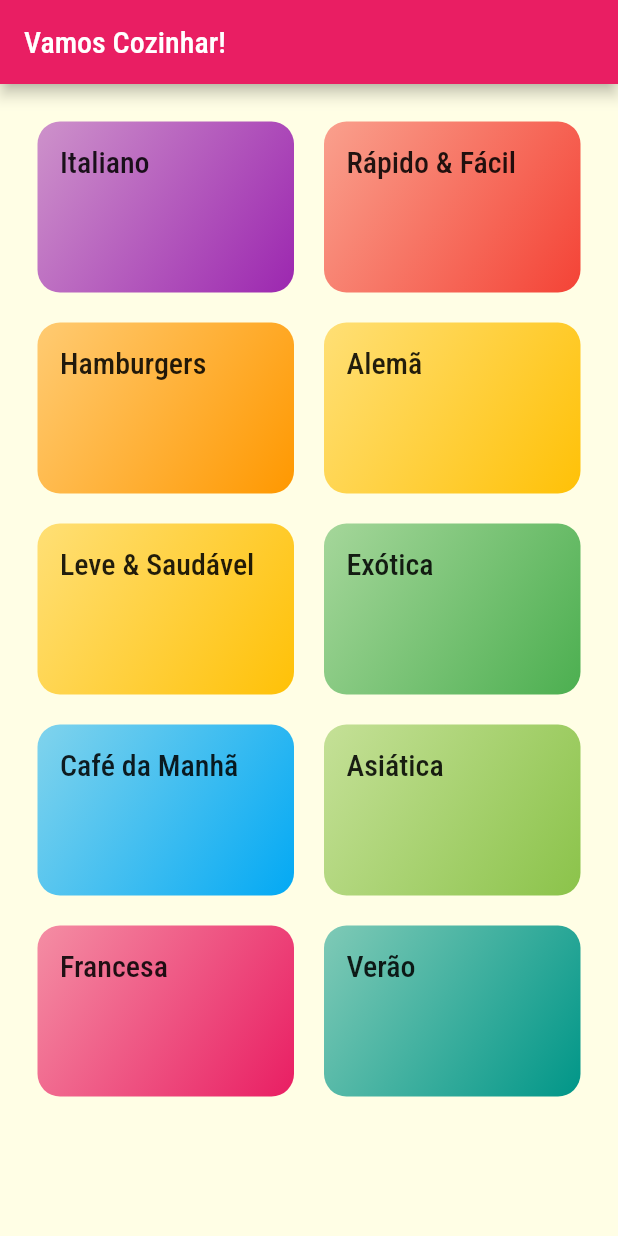
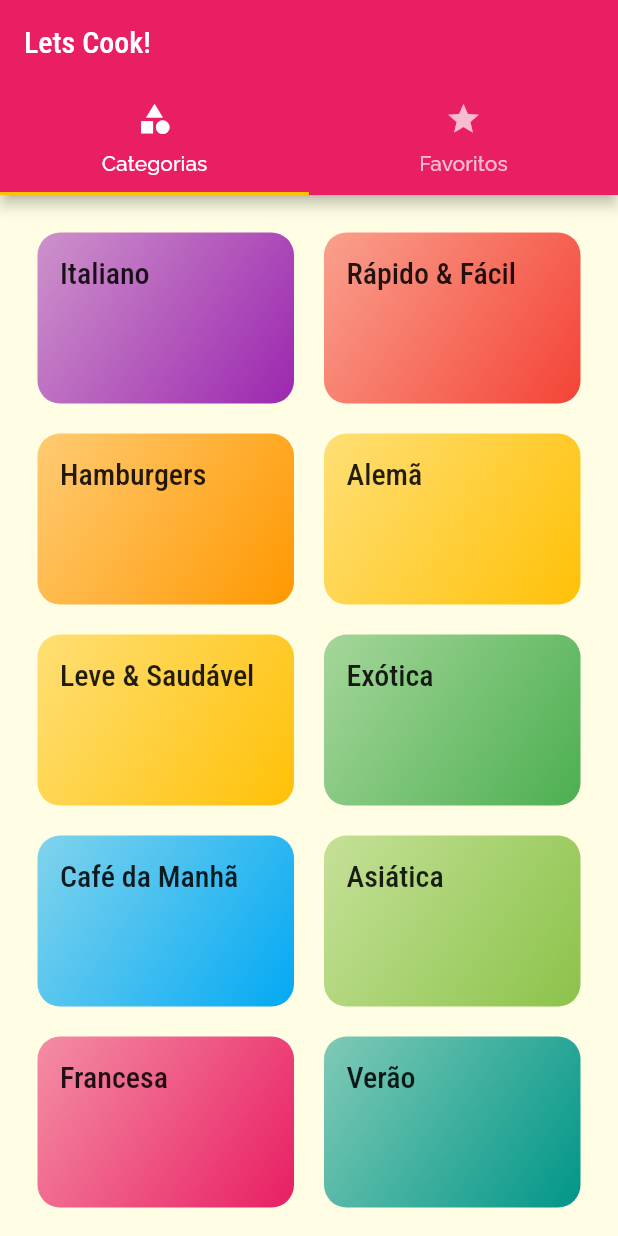
Before and after one commit to Davidson031/App-Receitas-Flutter, a Flutter app: the screen it shows after launch, on a phone screen of 412 x 824 dp. Run offline on Flutter 3.47's test engine with Material 2 defaults, Android fonts, the phone set to English and light mode, and no system bars.

Commit message:
Criando nova tela principal com TabBar para dois widgets-screens

```diff
--- a/lib/main.dart
+++ b/lib/main.dart
@@ -1,10 +1,10 @@
 import 'dart:ui';
-
 import 'package:flutter/material.dart';
 import 'screens/categories_screen.dart';
 import 'screens/categories_meals_screen.dart';
 import 'utils/app-routes.dart';
 import 'package:receitas/screens/meal_detail-screen.dart';
+import 'screens/tabs_screen.dart';
 
 void main() => runApp(MyApp());
 
@@ -28,7 +28,7 @@ class MyApp extends StatelessWidget {
             ),
       ),
       routes: {
-        AppRoutes.HOME: (contexto) => CategoriesScreen(),
+        AppRoutes.HOME: (contexto) => TabsScreen(),
         AppRoutes.CATEGORIES_MEALS: (contexto) => CategoriesMealsScreen(),
         AppRoutes.MEAL_DETAIL: (contexto) => MealDetailScreen(),
       },
--- a/lib/screens/categories_screen.dart
+++ b/lib/screens/categories_screen.dart
@@ -11,11 +11,7 @@ class CategoriesScreen extends StatelessWidget {
 
   @override
   Widget build(BuildContext context) {
-    return Scaffold(
-      appBar: AppBar(
-        title: Text('Vamos Cozinhar!'),
-      ),
-      body: GridView(
+    return GridView(
       padding: const EdgeInsets.all(25),
       gridDelegate: SliverGridDelegateWithMaxCrossAxisExtent(
         maxCrossAxisExtent: 200,
@@ -23,10 +19,9 @@ class CategoriesScreen extends StatelessWidget {
         crossAxisSpacing: 20,
         mainAxisSpacing: 20,
       ),
-        children: DUMMY_CATEGORIES.map((e){
+      children: DUMMY_CATEGORIES.map((e) {
         return CategoryItem(e);
       }).toList(),
-      ),
     );
   }
 }
--- /dev/null
+++ b/lib/screens/favorite_screen.dart
@@ -0,0 +1,17 @@
+// ignore_for_file: prefer_const_constructors
+
+import 'package:flutter/src/foundation/key.dart';
+import 'package:flutter/src/widgets/framework.dart';
+
+import 'package:flutter/material.dart';
+
+class FavoriteScreen extends StatelessWidget {
+  const FavoriteScreen({Key? key}) : super(key: key);
+
+  @override
+  Widget build(BuildContext context) {
+    return Center(
+      child: Text('My Favorites!!!'),
+    );
+  }
+}
--- /dev/null
+++ b/lib/screens/tabs_screen.dart
@@ -0,0 +1,41 @@
+// ignore_for_file: prefer_const_literals_to_create_immutables, prefer_const_constructors
+
+import 'package:flutter/src/foundation/key.dart';
+import 'package:flutter/src/widgets/framework.dart';
+import 'categories_screen.dart';
+import 'favorite_screen.dart';
+import 'package:flutter/material.dart';
+
+class TabsScreen extends StatelessWidget {
+  const TabsScreen({Key? key}) : super(key: key);
+
+  @override
+  Widget build(BuildContext context) {
+    return DefaultTabController(
+      length: 2,
+      child: Scaffold(
+        appBar: AppBar(
+          title: const Text('Lets Cook!'),
+          bottom: TabBar(
+            tabs: [
+              const Tab(
+                icon: Icon(Icons.category),
+                text: 'Categorias',
+              ),
+              Tab(
+                icon: Icon(Icons.star),
+                text: 'Favoritos',
+              ),
+            ],
+          ),
+        ),
+        body: TabBarView(
+          children: [
+            CategoriesScreen(),
+            FavoriteScreen(),
+          ]
+        ),
+      ),
+    );
+  }
+}
```
Lines whose indentation alone changed are shown as unchanged.
